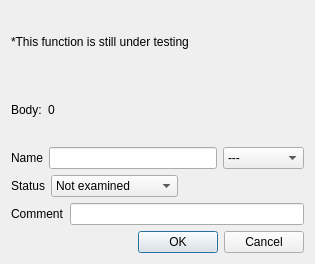
This is neurolabi/gui/flyem/zflyembodyannotationdialog.ui in janelia-flyem/NeuTu as Qt 5 draws it before an edit. The edited form follows.
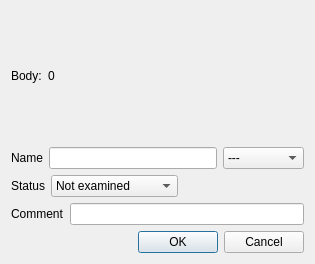
This is the edited form.

```diff
--- a/neurolabi/gui/flyem/zflyembodyannotationdialog.ui
+++ b/neurolabi/gui/flyem/zflyembodyannotationdialog.ui
@@ -14,13 +14,6 @@
    <string>Body Annotation</string>
   </property>
   <layout class="QVBoxLayout" name="verticalLayout">
-   <item>
-    <widget class="QLabel" name="label_2">
-     <property name="text">
-      <string>*This function is still under testing</string>
-     </property>
-    </widget>
-   </item>
    <item>
     <layout class="QHBoxLayout" name="horizontalLayout_3">
      <item>
```
